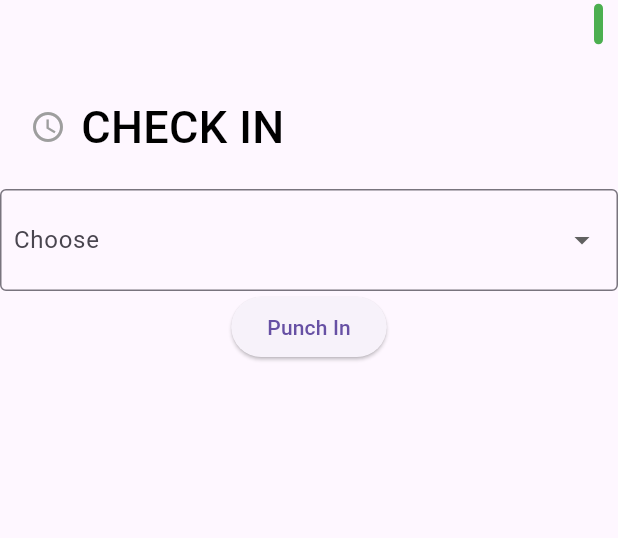
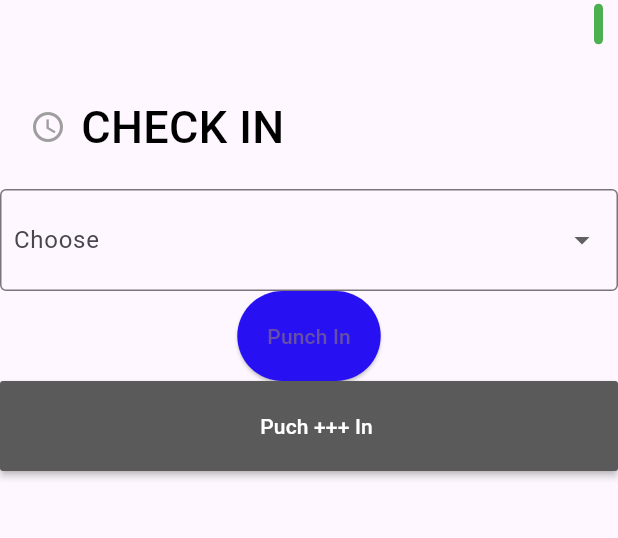
Before and after one commit to jassarillo/newworkorders, a Flutter app: the CheckIn screen opened directly with empty values, on a phone screen of 412 x 824 dp, the part 135-673 px from its top. Run offline on Flutter 3.47's test engine with Material 3 defaults, Android fonts, the phone set to English and light mode, and no system bars; our stand-ins replace geolocator, image_picker, permission_handler; network calls fail.

```diff
--- a/lib/pages/CheckIn.dart
+++ b/lib/pages/CheckIn.dart
@@ -498,7 +498,7 @@ class _CheckInState extends State<CheckIn> {
                         ),
 
                         ElevatedButton(
-                          onPressed: () {
+                          onPressed: () async {
                             if (showCheckbox && isChecked) {
                               // Si el checkbox está activado, verificar el campo de comentarios
                               if (commentController.text.isEmpty) {
@@ -528,9 +528,31 @@ class _CheckInState extends State<CheckIn> {
                             requestLocationPermission();
                             submitForm(widget.idUser, widget.site_id);
                           },
+                          style: ElevatedButton.styleFrom(
+                            padding: const EdgeInsets.all(20),
+                            minimumSize: Size(5, 50),
+                            primary: const Color.fromARGB(255, 39, 17, 243),
+                          ),
                           child: Text('Punch In'),
                         ),
 
+                        MaterialButton(
+                          padding: const EdgeInsets.all(20),
+                          minWidth: 2,
+                          height: 20,
+                          onPressed: () async {},
+                          color: Color.fromARGB(255, 90, 90, 91),
+                          child: const Row(
+                            mainAxisAlignment: MainAxisAlignment.center,
+                            children: [
+                              SizedBox(width: 10),
+                              Text(
+                                'Puch +++ In',
+                                style: TextStyle(color: Colors.white),
+                              ),
+                            ],
+                          ),
+                        ),
                         /*Text(latitude),
                         Text(longitude),*/
                         // Agregar otros widgets que desees dentro del SingleChildScrollView
```
Also changed, not shown: lib/pages/TroubleShooting.dart (+53 -19 lines).
